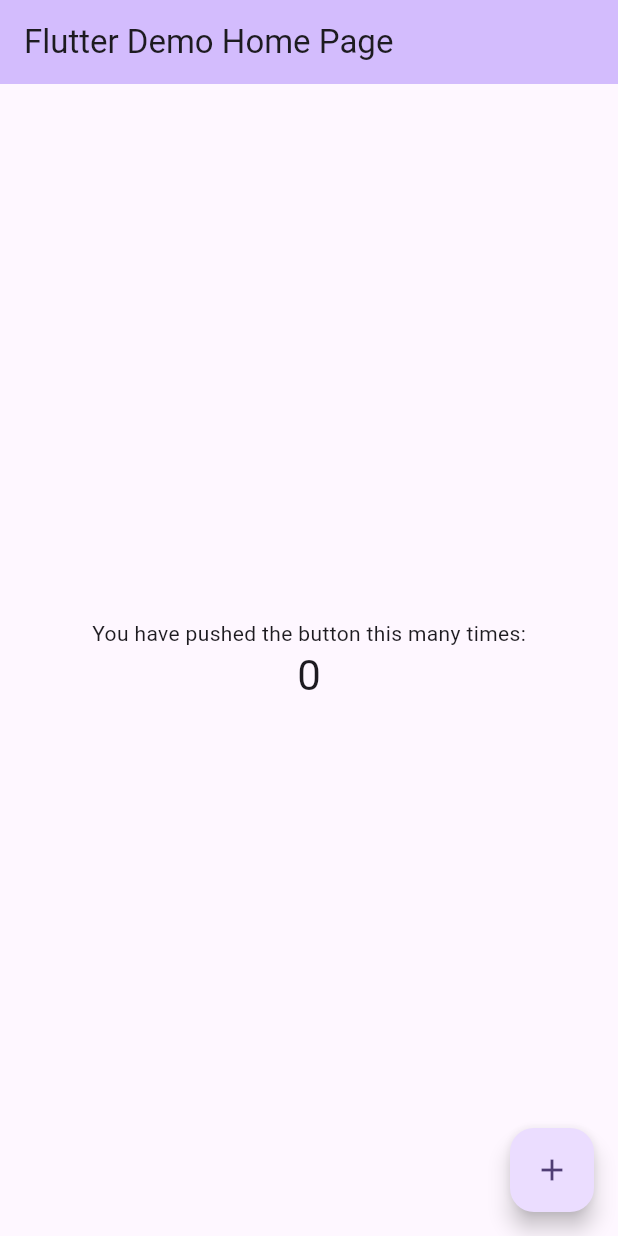
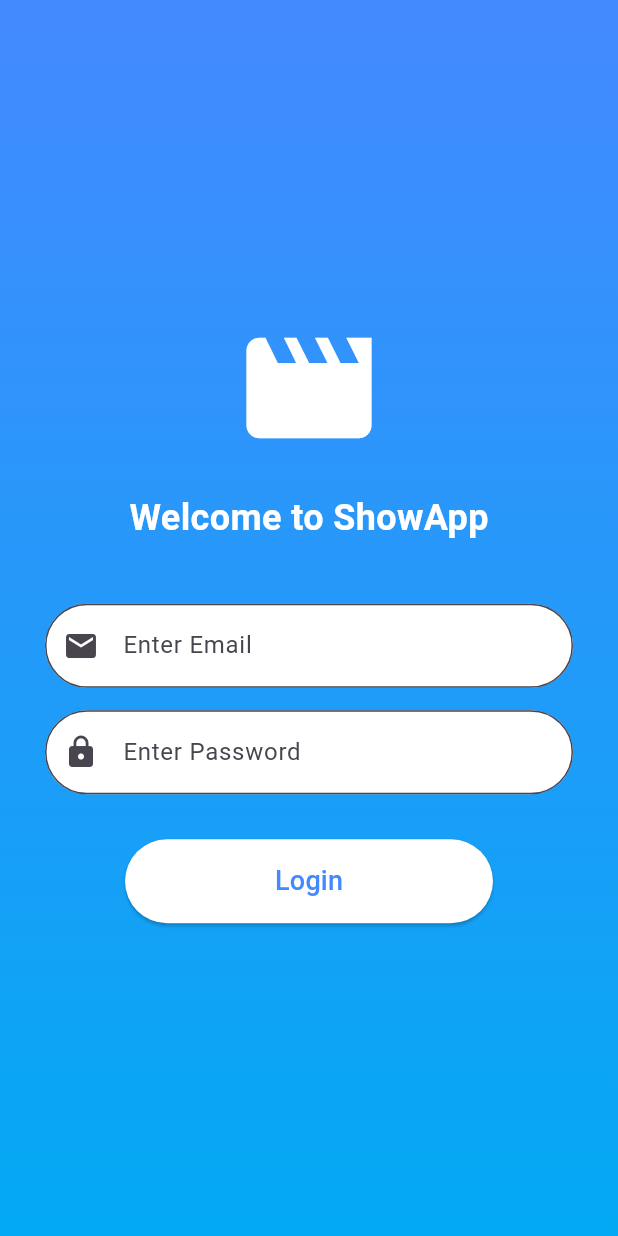
Before and after one commit to Afrae2112/show-app-backend, a Flutter app: the screen it shows after launch, on a phone screen of 412 x 824 dp. Run offline on Flutter 3.47's test engine with Material 3 defaults, Android fonts, the phone set to English and light mode, and no system bars; our stand-ins replace image_picker; missing offline and left inert: show_app_backend.

Commit message:
Ajout du contenu des fichiers

```diff
--- a/lib/main.dart
+++ b/lib/main.dart
@@ -1,122 +1,22 @@
 import 'package:flutter/material.dart';
+import 'screens/login_page.dart';
 
 void main() {
-  runApp(const MyApp());
+  runApp(const ShowApp());
 }
 
-class MyApp extends StatelessWidget {
-  const MyApp({super.key});
+class ShowApp extends StatelessWidget {
+  const ShowApp({super.key});
 
-  // This widget is the root of your application.
   @override
   Widget build(BuildContext context) {
     return MaterialApp(
-      title: 'Flutter Demo',
+      debugShowCheckedModeBanner: false,
+      title: 'Show App',
       theme: ThemeData(
-        // This is the theme of your application.
-        //
-        // TRY THIS: Try running your application with "flutter run". You'll see
-        // the application has a purple toolbar. Then, without quitting the app,
-        // try changing the seedColor in the colorScheme below to Colors.green
-        // and then invoke "hot reload" (save your changes or press the "hot
-        // reload" button in a Flutter-supported IDE, or press "r" if you used
-        // the command line to start the app).
-        //
-        // Notice that the counter didn't reset back to zero; the application
-        // state is not lost during the reload. To reset the state, use hot
-        // restart instead.
-        //
-        // This works for code too, not just values: Most code changes can be
-        // tested with just a hot reload.
-        colorScheme: ColorScheme.fromSeed(seedColor: Colors.deepPurple),
+        primarySwatch: Colors.blue,
       ),
-      home: const MyHomePage(title: 'Flutter Demo Home Page'),
+      home: const LoginPage(),
     );
   }
 }
-
-class MyHomePage extends StatefulWidget {
-  const MyHomePage({super.key, required this.title});
-
-  // This widget is the home page of your application. It is stateful, meaning
-  // that it has a State object (defined below) that contains fields that affect
-  // how it looks.
-
-  // This class is the configuration for the state. It holds the values (in this
-  // case the title) provided by the parent (in this case the App widget) and
-  // used by the build method of the State. Fields in a Widget subclass are
-  // always marked "final".
-
-  final String title;
-
-  @override
-  State<MyHomePage> createState() => _MyHomePageState();
-}
-
-class _MyHomePageState extends State<MyHomePage> {
-  int _counter = 0;
-
-  void _incrementCounter() {
-    setState(() {
-      // This call to setState tells the Flutter framework that something has
-      // changed in this State, which causes it to rerun the build method below
-      // so that the display can reflect the updated values. If we changed
-      // _counter without calling setState(), then the build method would not be
-      // called again, and so nothing would appear to happen.
-      _counter++;
-    });
-  }
-
-  @override
-  Widget build(BuildContext context) {
-    // This method is rerun every time setState is called, for instance as done
-    // by the _incrementCounter method above.
-    //
-    // The Flutter framework has been optimized to make rerunning build methods
-    // fast, so that you can just rebuild anything that needs updating rather
-    // than having to individually change instances of widgets.
-    return Scaffold(
-      appBar: AppBar(
-        // TRY THIS: Try changing the color here to a specific color (to
-        // Colors.amber, perhaps?) and trigger a hot reload to see the AppBar
-        // change color while the other colors stay the same.
-        backgroundColor: Theme.of(context).colorScheme.inversePrimary,
-        // Here we take the value from the MyHomePage object that was created by
-        // the App.build method, and use it to set our appbar title.
-        title: Text(widget.title),
-      ),
-      body: Center(
-        // Center is a layout widget. It takes a single child and positions it
-        // in the middle of the parent.
-        child: Column(
-          // Column is also a layout widget. It takes a list of children and
-          // arranges them vertically. By default, it sizes itself to fit its
-          // children horizontally, and tries to be as tall as its parent.
-          //
-          // Column has various properties to control how it sizes itself and
-          // how it positions its children. Here we use mainAxisAlignment to
-          // center the children vertically; the main axis here is the vertical
-          // axis because Columns are vertical (the cross axis would be
-          // horizontal).
-          //
-          // TRY THIS: Invoke "debug painting" (choose the "Toggle Debug Paint"
-          // action in the IDE, or press "p" in the console), to see the
-          // wireframe for each widget.
-          mainAxisAlignment: MainAxisAlignment.center,
-          children: <Widget>[
-            const Text('You have pushed the button this many times:'),
-            Text(
-              '$_counter',
-              style: Theme.of(context).textTheme.headlineMedium,
-            ),
-          ],
-        ),
-      ),
-      floatingActionButton: FloatingActionButton(
-        onPressed: _incrementCounter,
-        tooltip: 'Increment',
-        child: const Icon(Icons.add),
-      ), // This trailing comma makes auto-formatting nicer for build methods.
-    );
-  }
-}
--- a/lib/screens/login_page.dart
+++ b/lib/screens/login_page.dart
@@ -0,0 +1,119 @@
+import 'dart:convert';
+import 'package:flutter/material.dart';
+import 'package:http/http.dart' as http;
+import 'package:show_app_backend/config/api_config.dart';
+import 'home_page.dart';
+
+class LoginPage extends StatefulWidget {
+  const LoginPage({super.key});
+
+  @override
+  _LoginPageState createState() => _LoginPageState();
+}
+
+class _LoginPageState extends State<LoginPage> {
+  final TextEditingController _emailController = TextEditingController();
+  final TextEditingController _passwordController = TextEditingController();
+  bool _isLoading = false;
+
+  Future<void> _login() async {
+    final email = _emailController.text;
+    final password = _passwordController.text;
+
+    if (email.isEmpty || password.isEmpty) {
+      ScaffoldMessenger.of(context).showSnackBar(
+        const SnackBar(content: Text("Email and password are required!")),
+      );
+      return;
+    }
+
+    setState(() => _isLoading = true);
+
+    final response = await http.post(
+      Uri.parse('${ApiConfig.baseUrl}/login'),
+      headers: {'Content-Type': 'application/json'},
+      body: jsonEncode({'email': email, 'password': password}),
+    );
+
+    setState(() => _isLoading = false);
+
+    if (response.statusCode == 200) {
+      final data = jsonDecode(response.body);
+      final token = data['token'];
+      // Store token for future requests, e.g., using shared_preferences
+
+      Navigator.pushReplacement(
+        context,
+        MaterialPageRoute(builder: (context) => const HomePage()),
+      );
+    } else {
+      ScaffoldMessenger.of(context).showSnackBar(
+        const SnackBar(content: Text("Invalid credentials!")),
+      );
+    }
+  }
+
+  @override
+  Widget build(BuildContext context) {
+    return Scaffold(
+      body: Container(
+        width: double.infinity,
+        padding: const EdgeInsets.symmetric(horizontal: 30),
+        decoration: const BoxDecoration(
+          gradient: LinearGradient(
+            colors: [Colors.blueAccent, Colors.lightBlue],
+            begin: Alignment.topCenter,
+            end: Alignment.bottomCenter,
+          ),
+        ),
+        child: Column(
+          mainAxisAlignment: MainAxisAlignment.center,
+          children: [
+            const Icon(Icons.movie, size: 100, color: Colors.white),
+            const SizedBox(height: 20),
+            const Text(
+              "Welcome to ShowApp",
+              style: TextStyle(fontSize: 24, fontWeight: FontWeight.bold, color: Colors.white),
+            ),
+            const SizedBox(height: 40),
+            TextField(
+              controller: _emailController,
+              decoration: InputDecoration(
+                filled: true,
+                fillColor: Colors.white,
+                hintText: "Enter Email",
+                prefixIcon: const Icon(Icons.email),
+                border: OutlineInputBorder(borderRadius: BorderRadius.circular(30)),
+              ),
+            ),
+            const SizedBox(height: 15),
+            TextField(
+              controller: _passwordController,
+              obscureText: true,
+              decoration: InputDecoration(
+                filled: true,
+                fillColor: Colors.white,
+                hintText: "Enter Password",
+                prefixIcon: const Icon(Icons.lock),
+                border: OutlineInputBorder(borderRadius: BorderRadius.circular(30)),
+              ),
+            ),
+            const SizedBox(height: 30),
+            _isLoading
+                ? const CircularProgressIndicator()
+                : ElevatedButton(
+                    style: ElevatedButton.styleFrom(
+                      backgroundColor: Colors.white,
+                      foregroundColor: Colors.blueAccent,
+                      padding: const EdgeInsets.symmetric(horizontal: 100, vertical: 15),
+                      shape: RoundedRectangleBorder(borderRadius: BorderRadius.circular(30)),
+                    ),
+                    onPressed: _login,
+                    child: const Text("Login", style: TextStyle(fontSize: 18)),
+                  ),
+          ],
+        ),
+      ),
+    );
+  }
+}
```
Also changed, not shown: lib/screens/add_show_page.dart (+130 -0 lines), lib/screens/home_page.dart (+214 -0 lines), lib/screens/profile_page.dart (+166 -0 lines).
